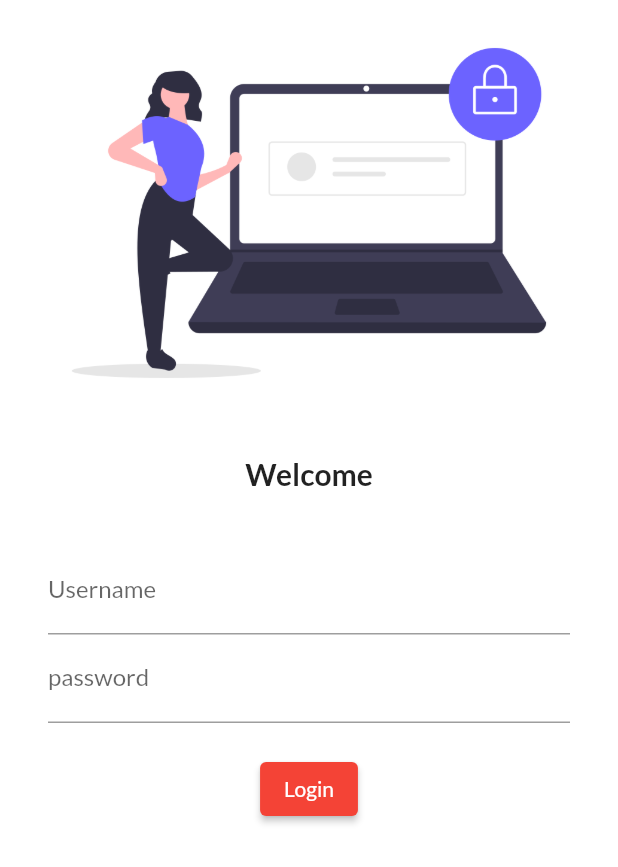
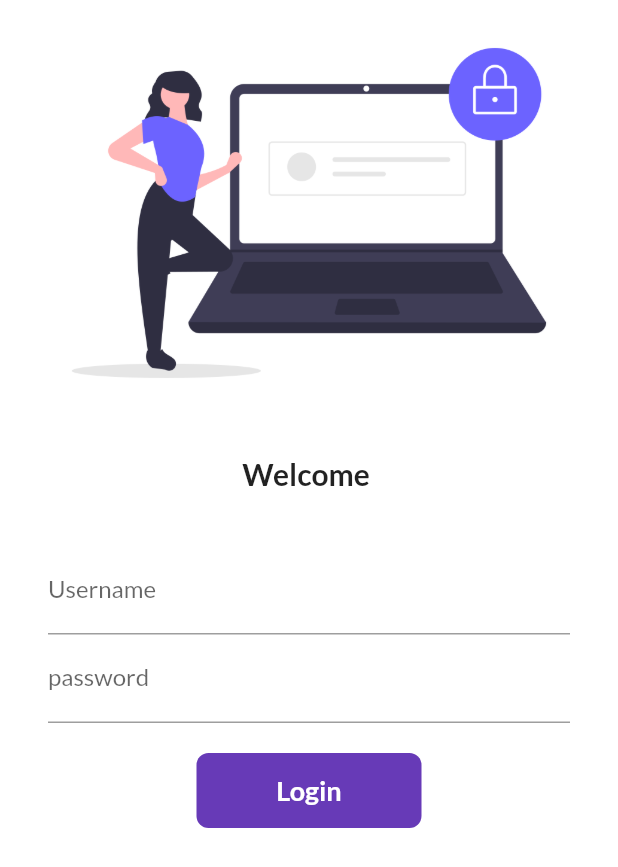
Before and after one commit to mdsomad/Fullcouse, a Flutter app: the screen it shows after launch, on a phone screen of 412 x 824 dp. Shown: the top 867 px of the screen. Run offline on Flutter 3.47's test engine with Material 2 defaults, Android fonts, the light colour scheme and no system bars; our stand-ins replace google_fonts.

Commit message:
day 6 completed

```diff
--- a/lib/main.dart
+++ b/lib/main.dart
@@ -1,6 +1,7 @@
 import 'package:flutter/material.dart';
 import 'package:flutter_full_course_project/pages/home_page.dart';
 import 'package:flutter_full_course_project/pages/login_page.dart';
+import 'package:flutter_full_course_project/utils/routes.dart';
 import 'package:google_fonts/google_fonts.dart';
 
 void main() {
@@ -21,11 +22,11 @@ class MyApp extends StatelessWidget {
           darkTheme: ThemeData(
             brightness: Brightness.dark
           ),
-          // initialRoute: "/Home",
+          initialRoute: "/",
           routes: {
             "/":(context) => LoginPage(),
-            "/Home":(context)=>HomePage(),
-            '/login':(context) => LoginPage()
+            MyRoutes.homeRoute:(context)=>HomePage(),
+            MyRoutes.loginRoute:(context) => LoginPage()
           },
     );
   }
--- a/lib/pages/login_page.dart
+++ b/lib/pages/login_page.dart
@@ -1,7 +1,17 @@
 // ignore_for_file: prefer_const_constructors
 import 'package:flutter/material.dart';
+import 'package:flutter_full_course_project/utils/routes.dart';
 
-class LoginPage  extends StatelessWidget {
+class LoginPage  extends StatefulWidget {
+
+
+  @override
+  State<LoginPage> createState() => _LoginPageState();
+}
+
+class _LoginPageState extends State<LoginPage> {
+   String name = "";
+   bool changeButtan = false;
 
 
   @override
@@ -15,7 +25,7 @@ class LoginPage  extends StatelessWidget {
           SizedBox(
             height: 20,
           ),
-          Text("Welcome",
+          Text("Welcome $name",
           style: TextStyle(
             fontSize: 20,fontWeight:
             FontWeight.bold),
@@ -25,6 +35,7 @@ class LoginPage  extends StatelessWidget {
             ),
            Padding(
              padding: const EdgeInsets.symmetric(vertical: 16.0,horizontal: 32.0),
+             child: SingleChildScrollView(
                child: Column(
                 children: [
                    TextFormField(
@@ -32,6 +43,11 @@ class LoginPage  extends StatelessWidget {
                     hintText: "Enter username",
                     labelText: "Username"
                   ),
+                  onChanged: (value){
+                    setState(() {
+                      name = value;
+                    });
+                  },
                 ),
                 TextFormField(
                   obscureText: true,
@@ -43,13 +59,44 @@ class LoginPage  extends StatelessWidget {
                 SizedBox(
                   height: 20,
                 ),
-              ElevatedButton(onPressed: (){},
-               child: Text("Login"),
-                style: ElevatedButton.styleFrom(
-                  primary: Colors.red
+                  InkWell(
+                    onTap: (() async{
+                      setState(() {
+                        changeButtan =true;
+                      });
+                      await Future.delayed(Duration(seconds: 1)) ;
+                      Navigator.pushNamed(context,MyRoutes.homeRoute);
+                    }),
+                    child: AnimatedContainer(
+                      duration: Duration(seconds: 1),
+                      width:changeButtan?50: 150,
+                      height: 50,
+                      alignment: Alignment.center,
+                      child:changeButtan?Icon(Icons.done,color: Colors.pink,):Text("Login",style: TextStyle(color: Colors.
+                      white,fontWeight: FontWeight.bold,
+                      fontSize: 18
+                      ),
+                      ),
+                      decoration: BoxDecoration(
+                        color: Colors.deepPurple,
+                        // shape:changeButtan?BoxShape.circle:BoxShape.rectangle
+                        borderRadius: BorderRadius.circular(changeButtan?50:8)
+                      ),
                     ),
                   )
+
+
+
+                // ElevatedButton(onPressed: (){
+                //   Navigator.pushNamed(context,MyRoutes.homeRoute);            },
+                //  child: Text("Login"),
+                //   style: ElevatedButton.styleFrom(
+                //     primary: Colors.red,minimumSize: Size(120, 50),
+
+                //   ),
+                // )
                 ],
+               ),
              ),
            )
         ],
--- /dev/null
+++ b/lib/utils/routes.dart
@@ -0,0 +1,4 @@
+class MyRoutes{
+  static String loginRoute = "/login";
+  static String homeRoute = "/home";
+}
```
Lines whose indentation alone changed are shown as unchanged.
